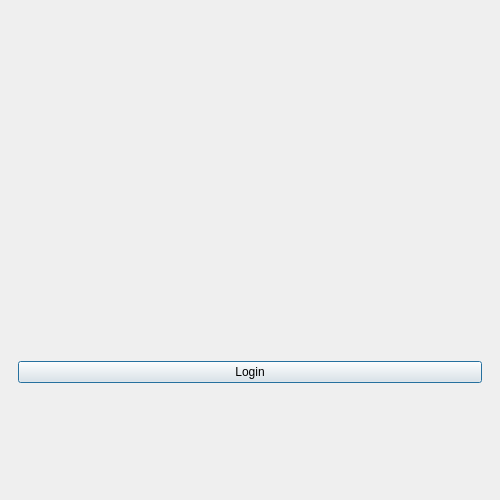
First picture: the form in ToDoListServer/firstpage.ui, repository captain-moji/To_Do_List_Project, before the edit.
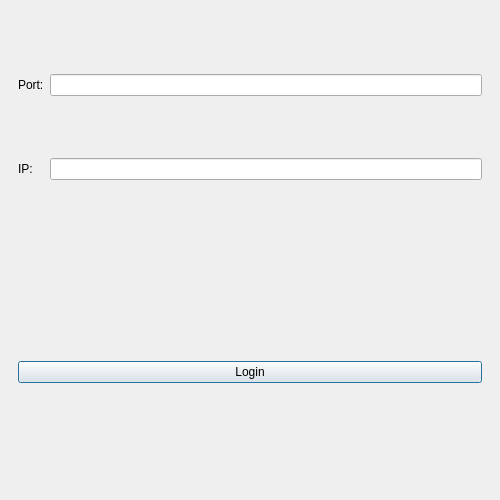
Second picture: the form after the edit. Icons and pictures are not drawn.

```diff
--- a/ToDoListServer/firstpage.ui
+++ b/ToDoListServer/firstpage.ui
@@ -46,7 +46,36 @@
   <widget class="QWidget" name="centralwidget">
    <layout class="QVBoxLayout" name="verticalLayout">
     <item>
-     <widget class="QWidget" name="widget" native="true"/>
+     <widget class="QWidget" name="widget" native="true">
+      <layout class="QGridLayout" name="gridLayout">
+       <item row="0" column="0">
+        <widget class="QLabel" name="label">
+         <property name="layoutDirection">
+          <enum>Qt::RightToLeft</enum>
+         </property>
+         <property name="text">
+          <string>Port:</string>
+         </property>
+        </widget>
+       </item>
+       <item row="0" column="1">
+        <widget class="QLineEdit" name="port"/>
+       </item>
+       <item row="1" column="0">
+        <widget class="QLabel" name="label_2">
+         <property name="layoutDirection">
+          <enum>Qt::RightToLeft</enum>
+         </property>
+         <property name="text">
+          <string>IP:</string>
+         </property>
+        </widget>
+       </item>
+       <item row="1" column="1">
+        <widget class="QLineEdit" name="ip"/>
+       </item>
+      </layout>
+     </widget>
     </item>
     <item>
      <widget class="QWidget" name="widget_2" native="true">
```
